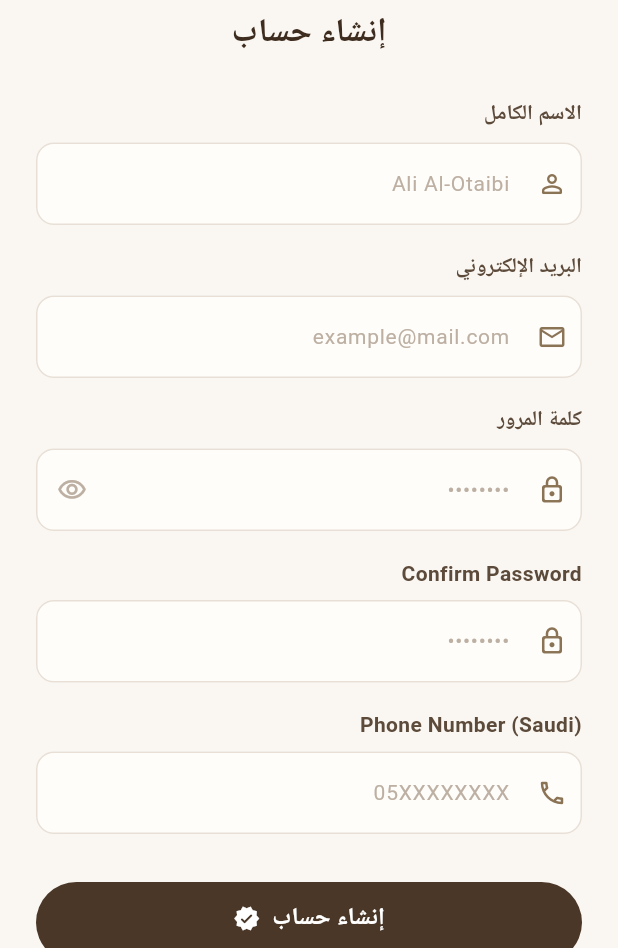
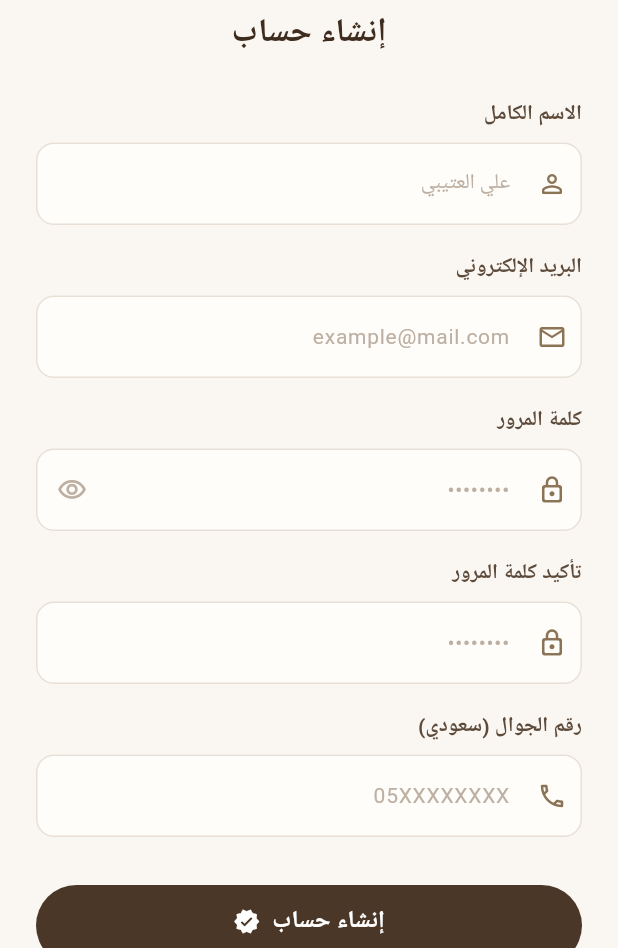
Before and after one commit to ben-fatah/nakhlah, a Flutter app: the SignUpScreen screen opened directly, after a tap on "🇸🇦", on a phone screen of 412 x 824 dp, the part 288-1236 px from its top. Run offline on Flutter 3.47's test engine with Material 3 defaults, Android fonts, the phone set to English and light mode, and no system bars; our stand-ins replace camera, cloud_firestore, firebase_auth, firebase_core, google_fonts, google_sign_in and 4 more; accounts and stored records are empty; Roboto replaces fonts that are missing (Cairo).

Commit message:
clean the code

```diff
--- a/NakhlahApp/lib/l10n/app_localizations.dart
+++ b/NakhlahApp/lib/l10n/app_localizations.dart
@@ -18,6 +18,7 @@ class AppLocalizations {
   String get createAccount => isArabic ? 'إنشاء حساب' : 'CREATE ACCOUNT';
   String get email => isArabic ? 'البريد الإلكتروني' : 'Email';
   String get password => isArabic ? 'كلمة المرور' : 'Password';
+  String get confirmPassword => isArabic ? 'تأكيد كلمة المرور' : 'Confirm Password';
   String get signIn => isArabic ? 'تسجيل الدخول' : 'Sign In';
   String get signUp => isArabic ? 'إنشاء حساب' : 'Sign Up';
   String get forgotPassword =>
@@ -28,6 +29,31 @@ class AppLocalizations {
       isArabic ? 'ليس لديك حساب؟ ' : "Don't have an account? ";
   String get alreadyAccount =>
       isArabic ? 'لديك حساب بالفعل؟ ' : 'Already have an account? ';
+
+  // ── Sign-Up specifics ────────────────────────────────────────────────────
+  String get namePlaceholder => isArabic ? 'علي العتيبي' : 'Ali Al-Otaibi';
+  String get emailPlaceholder => isArabic ? 'example@mail.com' : 'example@mail.com';
+  String get phoneSaudi => isArabic ? 'رقم الجوال (سعودي)' : 'Phone Number (Saudi)';
+  String get skipPhoneVerification =>
+      isArabic ? 'تخطى التحقق من الجوال' : 'Skip phone verification';
+  String get orDivider => isArabic ? 'أو' : 'OR';
+  String get bySigningUp => isArabic
+      ? 'بالتسجيل، أنت توافق على '
+      : 'By signing up, you agree to our ';
+  String get termsOfService => isArabic ? 'شروط الخدمة' : 'Terms of Service';
+  String get andWord => isArabic ? ' و ' : ' and ';
+  String get privacyPolicy => isArabic ? 'سياسة الخصوصية' : 'Privacy\nPolicy';
+
+  // ── Password requirements ────────────────────────────────────────────────
+  String get reqMinLength => isArabic ? '8 أحرف على الأقل' : 'At least 8 characters';
+  String get reqUppercase => isArabic ? 'حرف كبير واحد على الأقل' : 'At least one capital letter';
+  String get reqNumber => isArabic ? 'رقم واحد على الأقل' : 'At least one number';
+
+
+  // ── Onboarding ─────────────────────────────────────────────────────
+  String get skip => isArabic ? 'تخطى' : 'Skip';
+  String get next => isArabic ? 'التالي' : 'Next';
+  String get getStarted => isArabic ? 'ابدأ الآن' : 'Get Started';
 
   // ── Home ────────────────────────────────────────────────────────────────
   String get scanDates => isArabic ? 'مسح التمر' : 'Scan Dates';
@@ -54,6 +80,8 @@ class AppLocalizations {
       isArabic ? 'تعديل المعلومات' : 'Edit Information';
   String get fullName => isArabic ? 'الاسم الكامل' : 'Full Name';
   String get emailAddress => isArabic ? 'البريد الإلكتروني' : 'Email Address';
+  String get phoneNumber => isArabic ? 'رقم الهاتف' : 'Phone Number';
+  String get phoneHint => isArabic ? '05xxxxxxxx' : '05xxxxxxxx';
   String get saveUpdates => isArabic ? 'حفظ التغييرات' : 'Save Updates';
   String get saving => isArabic ? 'جارٍ الحفظ...' : 'Saving...';
   String get myJourney => isArabic ? 'رحلتي' : 'My Journey';
--- a/NakhlahApp/lib/main.dart
+++ b/NakhlahApp/lib/main.dart
@@ -2,11 +2,11 @@ import 'package:flutter/material.dart';
 import 'package:firebase_core/firebase_core.dart';
 import 'package:firebase_auth/firebase_auth.dart';
 import 'package:flutter_localizations/flutter_localizations.dart';
-import 'package:shared_preferences/shared_preferences.dart';
 
 import 'firebase_options.dart';
 import 'l10n/app_localizations.dart';
 import 'providers/locale_provider.dart';
+import 'repositories/onboarding_repository.dart';
 import 'theme/app_colors.dart';
 import 'theme/app_theme.dart';
 import 'screens/sign_in_screen.dart';
@@ -16,19 +16,25 @@ import 'screens/onboarding_screen.dart';
 void main() async {
   WidgetsFlutterBinding.ensureInitialized();
   await Firebase.initializeApp(options: DefaultFirebaseOptions.currentPlatform);
-  final prefs = await SharedPreferences.getInstance();
-  final onboardingDone = prefs.getBool('onboarding_done') ?? false;
+
+  // OnboardingRepository loads SharedPreferences once — no duplicate instances
+  final onboardingRepo = await OnboardingRepository.create();
 
   // Restore persisted locale before the app renders anything
-  final savedLocale = prefs.getString('app_locale');
-  if (savedLocale != null) localeProvider.setLocale(Locale(savedLocale));
+  if (onboardingRepo.savedLocale != null) {
+    localeProvider.setLocale(Locale(onboardingRepo.savedLocale!));
+  }
 
-  runApp(NakhlahApp(onboardingDone: onboardingDone));
+  runApp(
+    NakhlahApp(
+      onboardingRepo: onboardingRepo,
+    ),
+  );
 }
 
 class NakhlahApp extends StatelessWidget {
-  final bool onboardingDone;
-  const NakhlahApp({super.key, required this.onboardingDone});
+  final OnboardingRepository onboardingRepo;
+  const NakhlahApp({super.key, required this.onboardingRepo});
 
   @override
   Widget build(BuildContext context) {
@@ -52,9 +58,9 @@ class NakhlahApp extends StatelessWidget {
           // ── Global Theme ──────────────────────────────────────────────
           theme: AppTheme.light(context),
 
-          // ── Auth-Gated Root ───────────────────────────────────────────
-          home: !onboardingDone
-              ? const OnboardingScreen()
+          // ── Auth-Gated Root ───────────────────────────────────────
+          home: !onboardingRepo.isOnboardingDone
+              ? OnboardingScreen(repository: onboardingRepo)
               : StreamBuilder<User?>(
                   stream: FirebaseAuth.instance.authStateChanges(),
                   builder: (context, snapshot) {
--- a/NakhlahApp/lib/providers/locale_provider.dart
+++ b/NakhlahApp/lib/providers/locale_provider.dart
@@ -4,7 +4,7 @@ import 'package:shared_preferences/shared_preferences.dart';
 class LocaleProvider extends ValueNotifier<Locale> {
   static const _key = 'app_locale';
 
-  LocaleProvider._internal(Locale initial) : super(initial);
+  LocaleProvider._internal(super.initial);
 
   /// Loads the persisted locale from SharedPreferences.
   /// Falls back to English if no preference has been saved.
--- /dev/null
+++ b/NakhlahApp/lib/repositories/onboarding_repository.dart
@@ -0,0 +1,73 @@
+import 'package:firebase_auth/firebase_auth.dart';
+import 'package:shared_preferences/shared_preferences.dart';
+
+/// Centralises all onboarding-related state and navigation decisions.
+///
+/// Keeps SharedPreferences and FirebaseAuth calls out of Widget code so the
+/// screen stays a pure-UI layer and the logic can be unit-tested independently.
+class OnboardingRepository {
+  static const _kOnboardingDone = 'onboarding_done';
+  static const _kLocale = 'app_locale';
+
+  final SharedPreferences _prefs;
+  final FirebaseAuth _auth;
+
+  OnboardingRepository({SharedPreferences? prefs, FirebaseAuth? auth})
+    : _prefs = prefs ?? _syncPrefs(),
+      _auth = auth ?? FirebaseAuth.instance;
+
+  // ── Factory / async constructor ─────────────────────────────────────────────
+
+  /// Creates an [OnboardingRepository] with a freshly loaded [SharedPreferences]
+  /// instance. Call this from async contexts (e.g. `main()`).
+  static Future<OnboardingRepository> create() async {
+    final prefs = await SharedPreferences.getInstance();
+    return OnboardingRepository(prefs: prefs);
+  }
+
+  // ── Onboarding completion flag ───────────────────────────────────────────────
+
+  /// Returns `true` when the user has already completed onboarding.
+  bool get isOnboardingDone => _prefs.getBool(_kOnboardingDone) ?? false;
+
+  /// Persists the onboarding-complete flag so this screen never shows again.
+  Future<void> markOnboardingDone() =>
+      _prefs.setBool(_kOnboardingDone, true);
+
+  // ── Locale ───────────────────────────────────────────────────────────
+
+  /// Returns the saved locale language code (e.g. `'ar'` or `'en'`),
+  /// or `null` if no preference has been persisted yet.
+  String? get savedLocale => _prefs.getString(_kLocale);
+
+  // ── Post-onboarding routing decision ────────────────────────────────────────
+
+  /// Returns `true` when a Firebase user session is already active.
+  ///
+  /// Used to decide whether to go straight to [HomePage] or [SignInScreen]
+  /// after onboarding finishes.
+  bool get isUserLoggedIn => _auth.currentUser != null;
+
+  // ── Combined finish action ───────────────────────────────────────────────────
+
+  /// Marks onboarding as done and returns the post-onboarding routing decision.
+  ///
+  /// Returns `true` → navigate to [HomePage].
+  /// Returns `false` → navigate to [SignInScreen].
+  Future<bool> finishOnboarding() async {
+    await markOnboardingDone();
+    return isUserLoggedIn;
+  }
+}
+
+// ── Private helpers ──────────────────────────────────────────────────────────
+
+/// Synchronous fallback used only when the caller did not supply a
+/// [SharedPreferences] instance (shouldn't happen at runtime — use
+/// [OnboardingRepository.create()] in main()).
+SharedPreferences _syncPrefs() {
+  throw StateError(
+    'OnboardingRepository: SharedPreferences not initialised. '
+    'Use OnboardingRepository.create() instead of the default constructor.',
+  );
+}
--- a/NakhlahApp/lib/screens/onboarding_screen.dart
+++ b/NakhlahApp/lib/screens/onboarding_screen.dart
@@ -1,17 +1,25 @@
 import 'package:flutter/material.dart';
-import 'package:shared_preferences/shared_preferences.dart';
+import 'package:google_fonts/google_fonts.dart';
+import '../repositories/onboarding_repository.dart';
+import '../theme/app_colors.dart';
+import '../l10n/app_localizations.dart';
+import 'home_page.dart';
 import 'sign_in_screen.dart';
 
 class OnboardingScreen extends StatefulWidget {
-  const OnboardingScreen({super.key});
+  /// Optionally inject a pre-built repository (useful in tests).
+  final OnboardingRepository? repository;
+  const OnboardingScreen({super.key, this.repository});
 
   @override
   State<OnboardingScreen> createState() => _OnboardingScreenState();
 }
 
 class _OnboardingScreenState extends State<OnboardingScreen> {
+  late final OnboardingRepository _repo;
   final PageController _controller = PageController();
   int _currentPage = 0;
+  bool _isLoading = false;
 
   final List<_OnboardingData> _pages = [
     _OnboardingData(
@@ -25,7 +33,7 @@ class _OnboardingScreenState extends State<OnboardingScreen> {
       title: 'Get Nutritional Info',
       description:
           'Instantly view detailed nutritional data for every date variety you scan.',
-      imagePath: 'assets/images/palm_grove_header.png',
+      imagePath: 'assets/images/nutritional.png',
     ),
     _OnboardingData(
       title: 'Explore Varieties',
@@ -35,13 +43,35 @@ class _OnboardingScreenState extends State<OnboardingScreen> {
     ),
   ];
 
+  @override
+  void initState() {
+    super.initState();
+    // Use injected repo (for testing) or create a synchronous-safe one.
+    // At runtime OnboardingRepository is pre-created in main() and passed in.
+    _repo = widget.repository ?? OnboardingRepository();
+  }
+
+  @override
+  void dispose() {
+    _controller.dispose();
+    super.dispose();
+  }
+
   Future<void> _finishOnboarding() async {
-    final prefs = await SharedPreferences.getInstance();
-    await prefs.setBool('onboarding_done', true);
-    if (!mounted) return;
-    Navigator.of(
-      context,
-    ).pushReplacement(MaterialPageRoute(builder: (_) => const SignInScreen()));
+    if (_isLoading) return;
+    setState(() => _isLoading = true);
+    try {
+      // Delegate ALL SharedPreferences + Firebase logic to the repository
+      final goHome = await _repo.finishOnboarding();
+      if (!mounted) return;
+      Navigator.of(context).pushReplacement(
+        MaterialPageRoute(
+          builder: (_) => goHome ? const HomePage() : const SignInScreen(),
+        ),
+      );
+    } finally {
+      if (mounted) setState(() => _isLoading = false);
+    }
   }
 
   void _next() {
@@ -57,23 +87,24 @@ class _OnboardingScreenState extends State<OnboardingScreen> {
 
   @override
   Widget build(BuildContext context) {
+    final l = AppLocalizations.of(context);
     return Scaffold(
-      backgroundColor: const Color(0xFFF5F0EB),
+      backgroundColor: AppColors.offWhite,
       body: SafeArea(
         child: Column(
           children: [
-            // ── Top row: logo left, skip right ──────────────────────────
+            // ── Top row: skip button ────────────────────────────────────────
             Padding(
               padding: const EdgeInsets.symmetric(horizontal: 20, vertical: 12),
               child: Row(
                 mainAxisAlignment: MainAxisAlignment.spaceBetween,
                 children: [
                   TextButton(
-                    onPressed: _finishOnboarding,
-                    child: const Text(
-                      'Skip',
-                      style: TextStyle(
-                        color: Color(0xFF7D5A3C),
+                    onPressed: _isLoading ? null : _finishOnboarding,
+                    child: Text(
+                      l.skip,
+                      style: GoogleFonts.cairo(
+                        color: AppColors.brown700,
                         fontSize: 15,
                         fontWeight: FontWeight.w600,
                       ),
@@ -122,22 +153,35 @@ class _OnboardingScreenState extends State<OnboardingScreen> {
                 width: double.infinity,
                 height: 58,
                 child: ElevatedButton(
-                  onPressed: _next,
+                  onPressed: _isLoading ? null : _next,
                   style: ElevatedButton.styleFrom(
-                    backgroundColor: const Color(0xFF5C3D1E),
+                    backgroundColor: AppColors.brown700,
                     foregroundColor: Colors.white,
+                    disabledBackgroundColor:
+                        AppColors.brown700.withValues(alpha: 0.5),
                     shape: RoundedRectangleBorder(
                       borderRadius: BorderRadius.circular(32),
                     ),
                     elevation: 0,
                   ),
-                  child: Text(
-                    _currentPage == _pages.length - 1 ? 'Get Started' : 'Next',
-                    style: const TextStyle(
-                      fontSize: 16,
-                      fontWeight: FontWeight.w700,
-                    ),
-                  ),
+                  child: _isLoading
+                      ? const SizedBox(
+                          width: 24,
+                          height: 24,
+                          child: CircularProgressIndicator(
+                            color: Colors.white,
+                            strokeWidth: 2.5,
+                          ),
+                        )
+                      : Text(
+                          _currentPage == _pages.length - 1
+                              ? l.getStarted
+                              : l.next,
+                          style: GoogleFonts.cairo(
+                            fontSize: 16,
+                            fontWeight: FontWeight.w700,
+                          ),
+                        ),
                 ),
               ),
             ),
--- a/NakhlahApp/lib/screens/sign_up_screen.dart
+++ b/NakhlahApp/lib/screens/sign_up_screen.dart
@@ -392,7 +392,7 @@ class _SignUpScreenState extends State<SignUpScreen>
                   // ── Full Name ───────────────────────────────────────────
                   _buildField(
                     label: AppLocalizations.of(context).fullName,
-                    hint: 'Ali Al-Otaibi',
+                    hint: AppLocalizations.of(context).namePlaceholder,
                     icon: Icons.person_outline_rounded,
                     controller: _nameCtrl,
                     textCapitalization: TextCapitalization.words,
@@ -435,20 +435,26 @@ class _SignUpScreenState extends State<SignUpScreen>
                   // ── Password requirements checklist ─────────────────────
                   if (_passwordTouched) ...[
                     const SizedBox(height: 10),
-                    _buildRequirement('At least 8 characters', _hasMinLength),
+                    _buildRequirement(
+                      AppLocalizations.of(context).reqMinLength,
+                      _hasMinLength,
+                    ),
                     const SizedBox(height: 4),
                     _buildRequirement(
-                      'At least one capital letter',
+                      AppLocalizations.of(context).reqUppercase,
                       _hasUppercase,
                     ),
                     const SizedBox(height: 4),
-                    _buildRequirement('At least one number', _hasNumber),
+                    _buildRequirement(
+                      AppLocalizations.of(context).reqNumber,
+                      _hasNumber,
+                    ),
                   ],
                   const SizedBox(height: 18),
 
                   // ── Confirm Password ────────────────────────────────────
                   _buildField(
-                    label: 'Confirm Password',
+                    label: AppLocalizations.of(context).confirmPassword,
                     hint: '••••••••',
                     icon: Icons.lock_outline_rounded,
                     controller: _confirmPasswordCtrl,
@@ -460,7 +466,7 @@ class _SignUpScreenState extends State<SignUpScreen>
 
                   // ── Phone Number ────────────────────────────────────────
                   _buildField(
-                    label: 'Phone Number (Saudi)',
+                    label: AppLocalizations.of(context).phoneSaudi,
                     hint: '05XXXXXXXX',
                     icon: Icons.phone_outlined,
                     controller: _phoneCtrl,
@@ -518,7 +524,7 @@ class _SignUpScreenState extends State<SignUpScreen>
                         foregroundColor: AppColors.hintColor,
                       ),
                       child: Text(
-                        'Skip phone verification',
+                        AppLocalizations.of(context).skipPhoneVerification,
                         style: GoogleFonts.cairo(
                           fontSize: 13,
                           color: AppColors.hintColor,
@@ -541,7 +547,7 @@ class _SignUpScreenState extends State<SignUpScreen>
                       Padding(
                         padding: const EdgeInsets.symmetric(horizontal: 16),
                         child: Text(
-                          'OR',
+                          AppLocalizations.of(context).orDivider,
                           style: GoogleFonts.cairo(
                             fontSize: 13,
                             fontWeight: FontWeight.w600,
@@ -652,11 +658,11 @@ class _SignUpScreenState extends State<SignUpScreen>
                           height: 1.5,
                         ),
                         children: [
-                          const TextSpan(
-                            text: 'By signing up, you agree to our ',
+                          TextSpan(
+                            text: AppLocalizations.of(context).bySigningUp,
                           ),
                           TextSpan(
-                            text: 'Terms of Service',
+                            text: AppLocalizations.of(context).termsOfService,
                             style: GoogleFonts.cairo(
                               fontSize: 12,
                               fontWeight: FontWeight.w700,
@@ -665,9 +671,11 @@ class _SignUpScreenState extends State<SignUpScreen>
                             ),
                             recognizer: TapGestureRecognizer()..onTap = () {},
                           ),
-                          const TextSpan(text: ' and '),
                           TextSpan(
-                            text: 'Privacy\nPolicy',
+                            text: AppLocalizations.of(context).andWord,
+                          ),
+                          TextSpan(
+                            text: AppLocalizations.of(context).privacyPolicy,
                             style: GoogleFonts.cairo(
                               fontSize: 12,
                               fontWeight: FontWeight.w700,
```
Also changed, not shown: NakhlahApp/lib/repositories/user_repository.dart (+31 -0 lines), NakhlahApp/lib/screens/home_page.dart (+49 -4 lines), NakhlahApp/lib/screens/manage_profile_screen.dart (+45 -2 lines), NakhlahApp/lib/screens/scan_screen.dart (+14 -3 lines).
